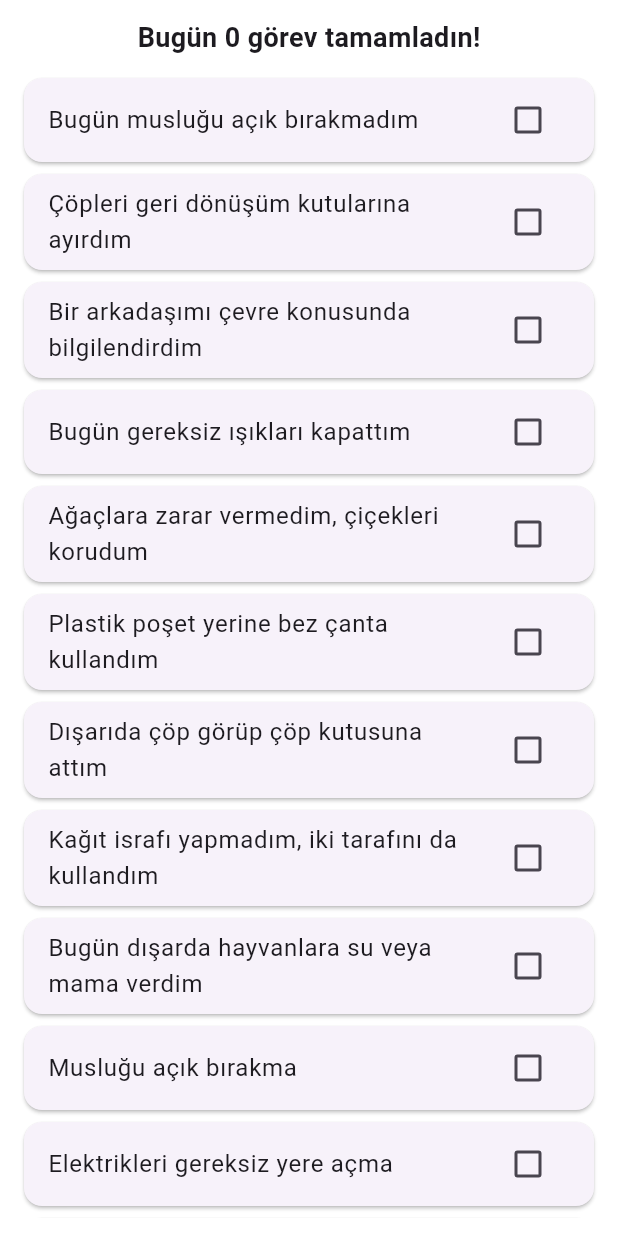
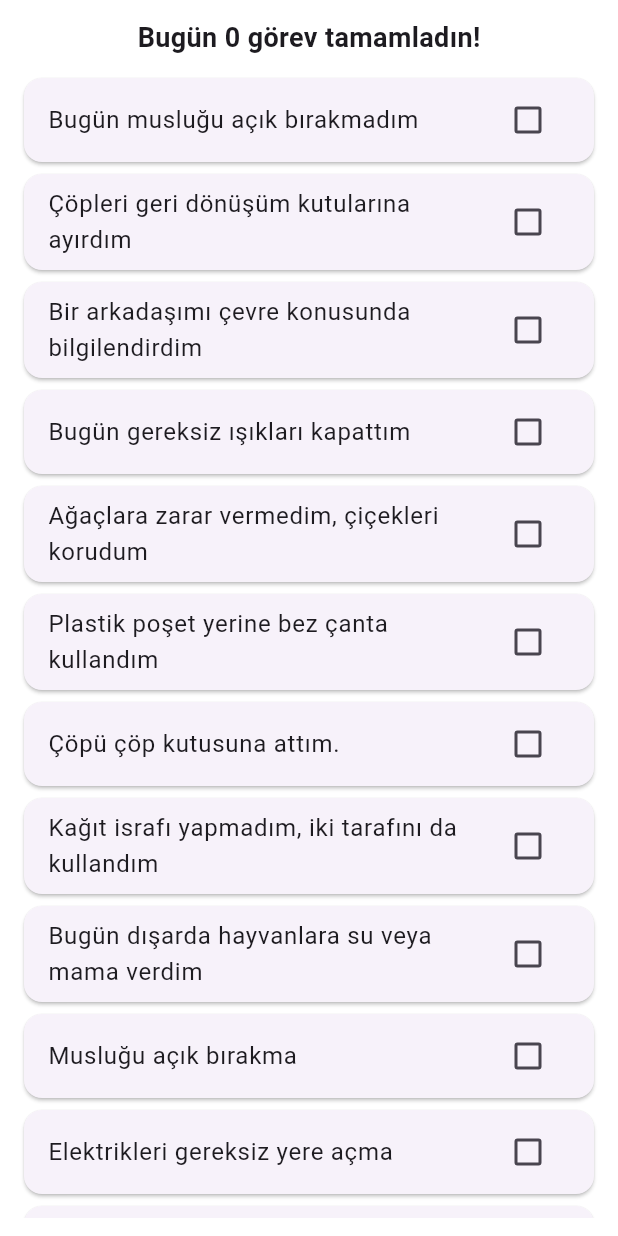
Before and after one commit to RabiaNurAcarturk/cevreci__cocuk, a Flutter app: the GorevlerSayfasi screen opened directly, on a phone screen of 412 x 824 dp. Run offline on Flutter 3.47's test engine with Material 3 defaults, Android fonts, the light colour scheme and no system bars; our stand-ins replace google_sign_in, lottie, shared_preferences; missing offline and left inert: star_menu; accounts and stored records are empty.

Commit message:
hatalar düzeltildi

```diff
--- a/lib/screens/gorevler.dart
+++ b/lib/screens/gorevler.dart
@@ -14,7 +14,7 @@ class _GorevlerSayfasiState extends State<GorevlerSayfasi> {
     {'metin': 'Bugün gereksiz ışıkları kapattım', 'tamamlandi': false},
     {'metin': 'Ağaçlara zarar vermedim, çiçekleri korudum', 'tamamlandi': false},
     {'metin': 'Plastik poşet yerine bez çanta kullandım', 'tamamlandi': false},
-    {'metin': 'Dışarıda çöp görüp çöp kutusuna attım', 'tamamlandi': false},
+    {'metin': 'Çöpü çöp kutusuna attım.', 'tamamlandi': false},
     {'metin': 'Kağıt israfı yapmadım, iki tarafını da kullandım', 'tamamlandi': false},
     {'metin': 'Bugün dışarda hayvanlara su veya mama verdim', 'tamamlandi': false},
     {'metin': 'Musluğu açık bırakma', 'tamamlandi': false},
--- a/pubspec.yaml
+++ b/pubspec.yaml
@@ -71,7 +71,6 @@ flutter:
   # To add assets to your application, add an assets section, like this:
   assets:
     - assets/icon.png
-    - assets/click.mp3
     - assets/animation_lottie.json
     - assets/sun.png
     - assets/fidan.png
```
Also changed, not shown: 1 other file.
